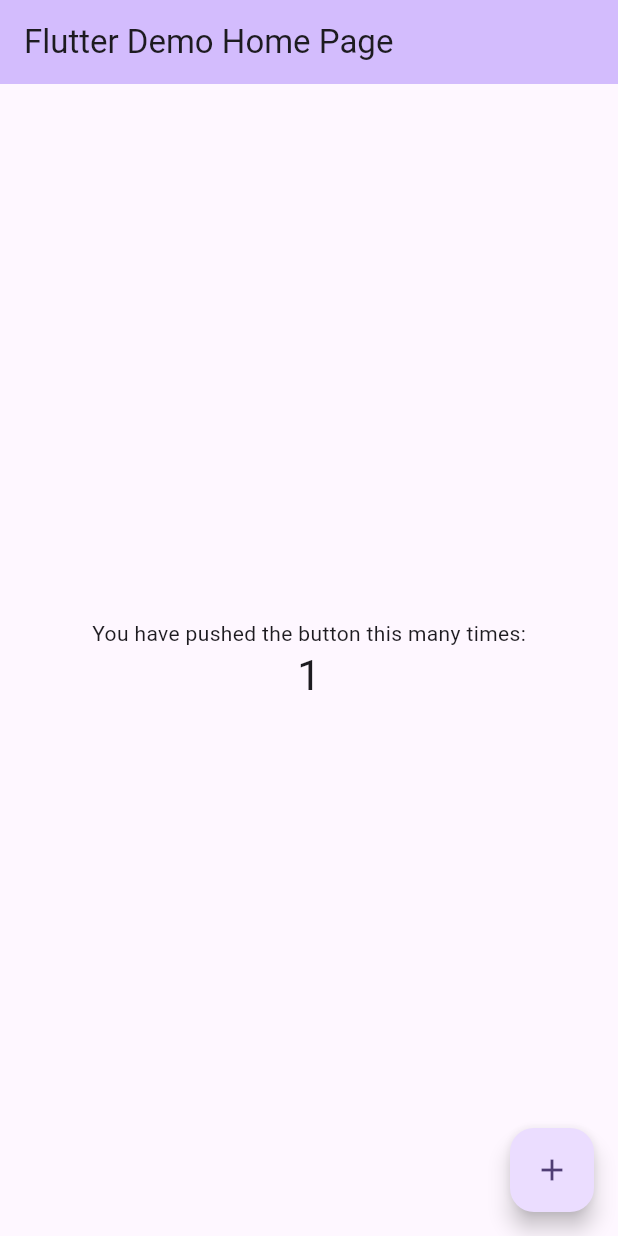
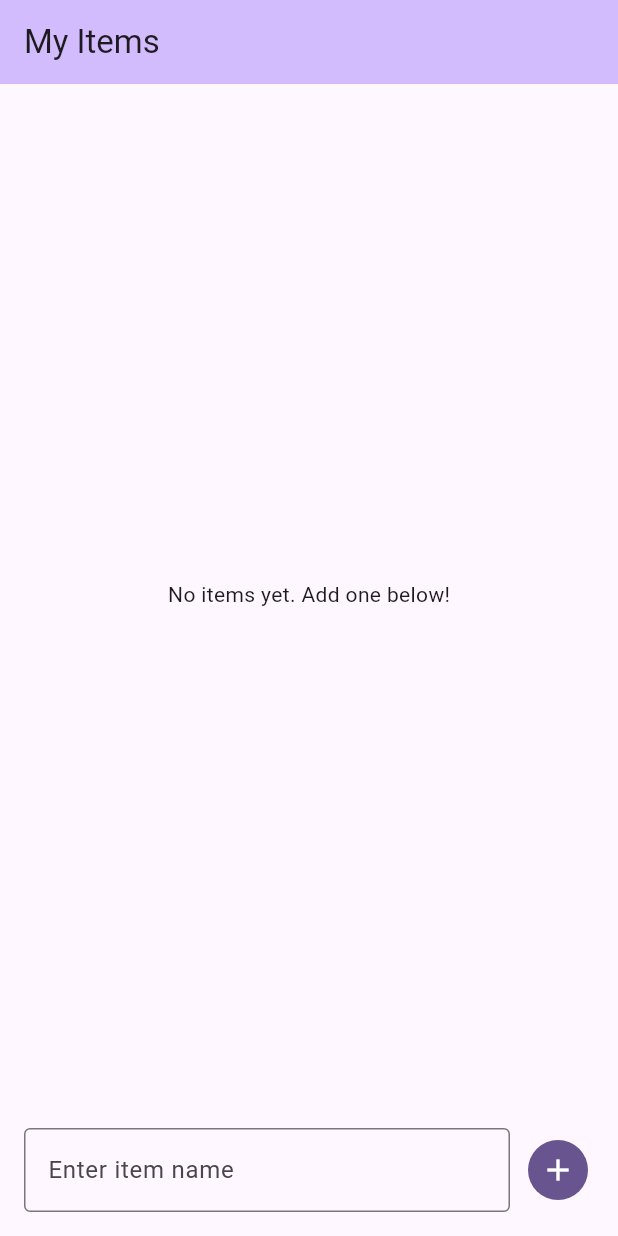
Before and after one commit to mlebrun/snackapp, a Flutter app: the screen it shows after launch, after a tap on the "add" icon, on a phone screen of 412 x 824 dp. Run offline on Flutter 3.47's test engine with Material 3 defaults, Android fonts, the phone set to English and light mode, and no system bars.

Commit message:
App: replace counter with item list
Convert the basic counter app to a list management app with a form
to add new items and the ability to delete existing items.

Co-Authored-By: Claude Opus 4.5 <noreply@anthropic.com>

```diff
--- a/lib/main.dart
+++ b/lib/main.dart
@@ -7,45 +7,20 @@ void main() {
 class MyApp extends StatelessWidget {
   const MyApp({super.key});
 
-  // This widget is the root of your application.
   @override
   Widget build(BuildContext context) {
     return MaterialApp(
-      title: 'Flutter Demo',
+      title: 'Item List',
       theme: ThemeData(
-        // This is the theme of your application.
-        //
-        // TRY THIS: Try running your application with "flutter run". You'll see
-        // the application has a purple toolbar. Then, without quitting the app,
-        // try changing the seedColor in the colorScheme below to Colors.green
-        // and then invoke "hot reload" (save your changes or press the "hot
-        // reload" button in a Flutter-supported IDE, or press "r" if you used
-        // the command line to start the app).
-        //
-        // Notice that the counter didn't reset back to zero; the application
-        // state is not lost during the reload. To reset the state, use hot
-        // restart instead.
-        //
-        // This works for code too, not just values: Most code changes can be
-        // tested with just a hot reload.
-        colorScheme: .fromSeed(seedColor: Colors.deepPurple),
+        colorScheme: ColorScheme.fromSeed(seedColor: Colors.deepPurple),
       ),
-      home: const MyHomePage(title: 'Flutter Demo Home Page'),
+      home: const MyHomePage(title: 'My Items'),
     );
   }
 }
 
 class MyHomePage extends StatefulWidget {
   const MyHomePage({super.key, required this.title});
-
-  // This widget is the home page of your application. It is stateful, meaning
-  // that it has a State object (defined below) that contains fields that affect
-  // how it looks.
-
-  // This class is the configuration for the state. It holds the values (in this
-  // case the title) provided by the parent (in this case the App widget) and
-  // used by the build method of the State. Fields in a Widget subclass are
-  // always marked "final".
 
   final String title;
 
@@ -54,68 +29,81 @@ class MyHomePage extends StatefulWidget {
 }
 
 class _MyHomePageState extends State<MyHomePage> {
-  int _counter = 0;
+  final List<String> _items = [];
+  final TextEditingController _textController = TextEditingController();
 
-  void _incrementCounter() {
+  void _addItem() {
+    final text = _textController.text.trim();
+    if (text.isNotEmpty) {
+      setState(() {
+        _items.add(text);
+      });
+      _textController.clear();
+    }
+  }
+
+  void _removeItem(int index) {
     setState(() {
-      // This call to setState tells the Flutter framework that something has
-      // changed in this State, which causes it to rerun the build method below
-      // so that the display can reflect the updated values. If we changed
-      // _counter without calling setState(), then the build method would not be
-      // called again, and so nothing would appear to happen.
-      _counter++;
+      _items.removeAt(index);
     });
   }
 
   @override
+  void dispose() {
+    _textController.dispose();
+    super.dispose();
+  }
+
+  @override
   Widget build(BuildContext context) {
-    // This method is rerun every time setState is called, for instance as done
-    // by the _incrementCounter method above.
-    //
-    // The Flutter framework has been optimized to make rerunning build methods
-    // fast, so that you can just rebuild anything that needs updating rather
-    // than having to individually change instances of widgets.
     return Scaffold(
       appBar: AppBar(
-        // TRY THIS: Try changing the color here to a specific color (to
-        // Colors.amber, perhaps?) and trigger a hot reload to see the AppBar
-        // change color while the other colors stay the same.
         backgroundColor: Theme.of(context).colorScheme.inversePrimary,
-        // Here we take the value from the MyHomePage object that was created by
-        // the App.build method, and use it to set our appbar title.
         title: Text(widget.title),
       ),
-      body: Center(
-        // Center is a layout widget. It takes a single child and positions it
-        // in the middle of the parent.
-        child: Column(
-          // Column is also a layout widget. It takes a list of children and
-          // arranges them vertically. By default, it sizes itself to fit its
-          // children horizontally, and tries to be as tall as its parent.
-          //
-          // Column has various properties to control how it sizes itself and
-          // how it positions its children. Here we use mainAxisAlignment to
-          // center the children vertically; the main axis here is the vertical
-          // axis because Columns are vertical (the cross axis would be
-          // horizontal).
-          //
-          // TRY THIS: Invoke "debug painting" (choose the "Toggle Debug Paint"
-          // action in the IDE, or press "p" in the console), to see the
-          // wireframe for each widget.
-          mainAxisAlignment: .center,
-          children: [
-            const Text('You have pushed the button this many times:'),
-            Text(
-              '$_counter',
-              style: Theme.of(context).textTheme.headlineMedium,
+      body: Column(
+        children: [
+          Expanded(
+            child: _items.isEmpty
+                ? const Center(
+                    child: Text('No items yet. Add one below!'),
+                  )
+                : ListView.builder(
+                    itemCount: _items.length,
+                    itemBuilder: (context, index) {
+                      return ListTile(
+                        title: Text(_items[index]),
+                        trailing: IconButton(
+                          icon: const Icon(Icons.delete),
+                          onPressed: () => _removeItem(index),
+                        ),
+                      );
+                    },
+                  ),
+          ),
+          Padding(
+            padding: const EdgeInsets.all(16.0),
+            child: Row(
+              children: [
+                Expanded(
+                  child: TextField(
+                    controller: _textController,
+                    decoration: const InputDecoration(
+                      hintText: 'Enter item name',
+                      border: OutlineInputBorder(),
+                    ),
+                    onSubmitted: (_) => _addItem(),
+                  ),
+                ),
+                const SizedBox(width: 8),
+                IconButton.filled(
+                  onPressed: _addItem,
+                  icon: const Icon(Icons.add),
+                ),
+              ],
             ),
-          ],
-        ),
-      ),
-      floatingActionButton: FloatingActionButton(
-        onPressed: _incrementCounter,
-        tooltip: 'Increment',
-        child: const Icon(Icons.add),
+          ),
+        ],
       ),
     );
   }
```
Also changed, not shown: 1 other file.
